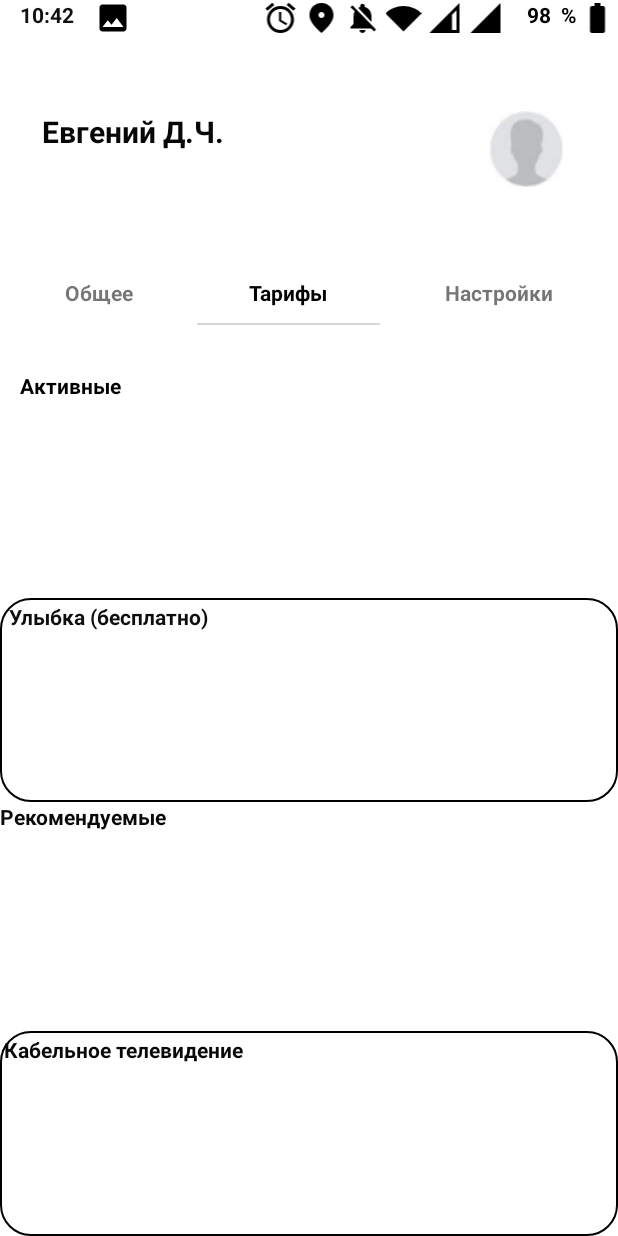
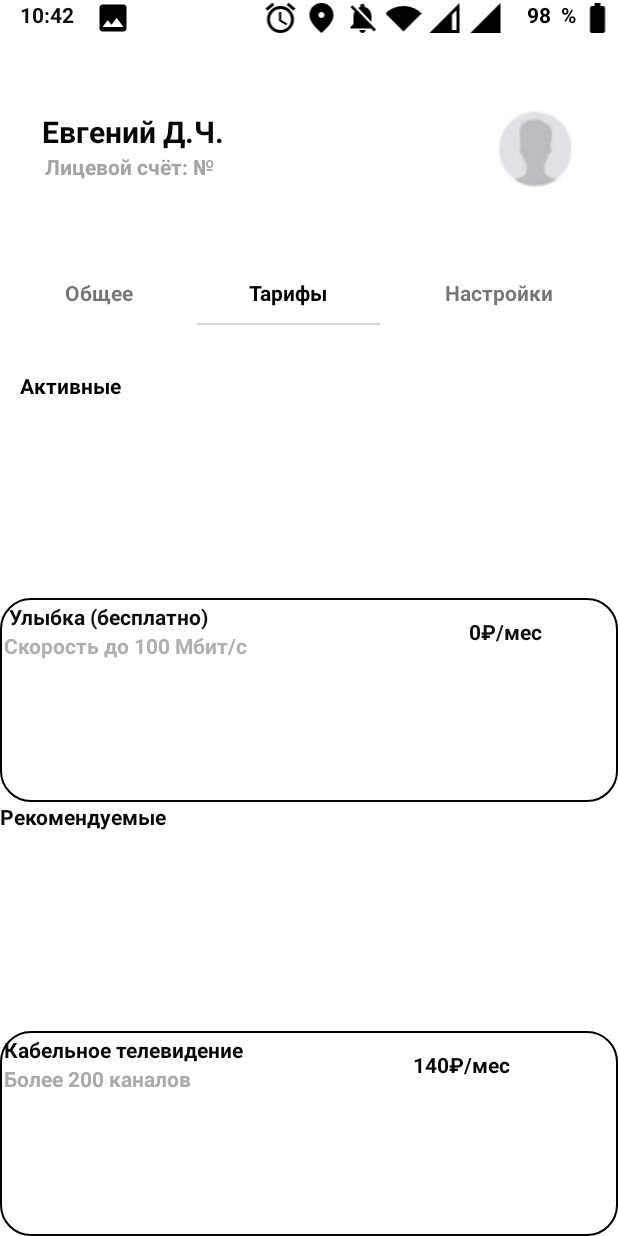
Before and after one commit to mosspanic/l_out, an Android app: the MainActivity2 screen opened directly, with no data from a screen before it, on a phone screen of 412 x 824 dp. Run offline under Robolectric (Android 15) with nearby library versions, the phone set to English and light mode, and no system bars; our stand-ins replace navigation-ui.

Commit message:
gray font

```diff
--- a/app/src/main/java/com/example/l_out/MainActivity.kt
+++ b/app/src/main/java/com/example/l_out/MainActivity.kt
@@ -10,9 +10,7 @@ class MainActivity : AppCompatActivity() {
     override fun onCreate(savedInstanceState: Bundle?) {
         super.onCreate(savedInstanceState)
         setContentView(R.layout.activity_main)
-        val butn = findViewById<Button>(R.id.b2)
-        val value ="hello world"
-        //Thread.sleep(7000)
+        val butn = findViewById<Button>(R.id.floatingActionButton3)
         butn!!.setOnClickListener(View.OnClickListener {
 
             val data = Intent(this ,MainActivity2::class.java)
@@ -22,3 +20,4 @@ class MainActivity : AppCompatActivity() {
     }
 
 }
+//ic_baseline_power_settings_new_24
--- /dev/null
+++ b/app/src/main/res/drawable/killbutint3.xml
@@ -0,0 +1,5 @@
+<vector android:height="24dp" android:tint="#FFFFFF"
+    android:viewportHeight="24" android:viewportWidth="24"
+    android:width="24dp" xmlns:android="http://schemas.android.com/apk/res/android">
+    <path android:fillColor="@android:color/white" android:pathData="M13,3h-2v10h2L13,3zM17.83,5.17l-1.42,1.42C17.99,7.86 19,9.81 19,12c0,3.87 -3.13,7 -7,7s-7,-3.13 -7,-7c0,-2.19 1.01,-4.14 2.58,-5.42L6.17,5.17C4.23,6.82 3,9.26 3,12c0,4.97 4.03,9 9,9s9,-4.03 9,-9c0,-2.74 -1.23,-5.18 -3.17,-6.83z"/>
+</vector>
--- a/app/src/main/res/layout/activity_main2.xml
+++ b/app/src/main/res/layout/activity_main2.xml
@@ -147,19 +147,32 @@
                 android:orientation="horizontal"
                 app:layout_constraintTop_toBottomOf="@id/gor1">
 
+                <LinearLayout
+                    android:layout_width="wrap_content"
+                    android:layout_height="wrap_content"
+                    android:layout_weight="1"
+                    android:orientation="vertical">
                 <TextView
                     android:layout_width="wrap_content"
                     android:layout_height="match_parent"
-                    android:layout_weight="10"
-
-                    android:paddingTop="18dp"
+                    android:layout_weight="1"
+                    android:paddingTop="50dp"
                     android:text="      Евгений Д.Ч."
                     android:textAlignment="textStart"
                     android:textColor="#070707"
                     android:textSize="20sp"
-                    android:paddingVertical="50dp"
                     android:paddingBottom="0dp"
                     android:textStyle="bold" />
+
+                    <TextView
+                        android:layout_width="wrap_content"
+                        android:layout_height="match_parent"
+                        android:layout_weight="1"
+                        android:text="         Лицевой счёт: №"
+                        android:textAlignment="textStart"
+                        android:textColor="#A4A4A4"
+                        android:textStyle="bold" />
+                </LinearLayout>
 
                 <ImageView
                     android:id="@+id/face2"
@@ -168,6 +181,7 @@
                     android:layout_weight="1"
                     android:background="@null"
                     android:keepScreenOn="false"
+                    android:paddingLeft="150dp"
                     android:paddingTop="50dp"
                     android:paddingBottom="60dp"
                     app:layout_constraintEnd_toEndOf="parent"
@@ -243,15 +257,47 @@
                 android:textColor="#000000"
                 android:textStyle="bold" />
 
+    <LinearLayout
+        android:layout_width="match_parent"
+        android:layout_height="wrap_content"
+        android:layout_weight="1"
+        android:orientation="horizontal"
+        android:background="@drawable/rounded_border">
+        <LinearLayout
+            android:layout_width="wrap_content"
+            android:layout_height="wrap_content"
+            android:layout_weight="1"
+            android:orientation="vertical">
             <TextView
-                android:id="@+id/textView9"
-                android:layout_width="match_parent"
+                android:id="@+id/textView91"
+                android:layout_width="wrap_content"
                 android:layout_height="wrap_content"
                 android:layout_weight="1"
-                android:background="@drawable/rounded_border"
                 android:text=" Улыбка (бесплатно)"
                 android:textColor="#0E0E0E"
                 android:textStyle="bold" />
+
+            <TextView
+                android:id="@+id/textView114"
+                android:layout_width="wrap_content"
+                android:layout_height="wrap_content"
+                android:layout_weight="1"
+                android:text="Скорость до 100 Мбит/с"
+                android:textColor="#B0B0B0"
+                android:textStyle="bold" />
+            ></LinearLayout>
+
+        <TextView
+            android:id="@+id/textView92"
+            android:layout_width="wrap_content"
+            android:layout_height="39dp"
+            android:layout_weight="1"
+            android:paddingTop="10dp"
+            android:text=" 0₽/мес"
+            android:textAlignment="center"
+            android:textColor="#0E0E0E"
+            android:textStyle="bold" />
+        ></LinearLayout>
 
             <TextView
                 android:id="@+id/textView10"
@@ -262,16 +308,47 @@
                 android:textColor="#090909"
                 android:textStyle="bold" />
 
-            <TextView
-                android:id="@+id/textView11"
+        <LinearLayout
+            android:layout_width="match_parent"
+            android:layout_height="wrap_content"
+            android:layout_weight="1"
+            android:orientation="horizontal"
+            android:background="@drawable/rounded_border">
+            <LinearLayout
                 android:layout_width="match_parent"
                 android:layout_height="wrap_content"
                 android:layout_weight="1"
-                android:background="@drawable/rounded_border"
-                android:text="Кабельное телевидение"
+                android:orientation="vertical">
+                <TextView
+                    android:id="@+id/textView111"
+                    android:layout_width="match_parent"
+                    android:layout_height="wrap_content"
+                    android:layout_weight="1"
+                    android:text="Кабельное телевидение"
+                    android:textColor="#090909"
+                    android:textStyle="bold" />
+
+                <TextView
+                    android:id="@+id/textView112"
+                    android:layout_width="match_parent"
+                    android:layout_height="wrap_content"
+                    android:layout_weight="1"
+                    android:text="Более 200 каналов"
+                    android:textColor="#ABABAB"
+                    android:textStyle="bold" />
+            </LinearLayout>
+
+            <TextView
+                android:id="@+id/textView113"
+                android:layout_width="match_parent"
+                android:layout_height="match_parent"
+                android:layout_weight="1"
+                android:paddingTop="10dp"
+                android:text="140₽/мес"
+                android:textAlignment="center"
                 android:textColor="#090909"
                 android:textStyle="bold" />
-
+        </LinearLayout>
         </LinearLayout>
 
 </androidx.coordinatorlayout.widget.CoordinatorLayout>
--- a/app/src/main/res/mipmap-anydpi-v26/killbutint2_round.xml
+++ b/app/src/main/res/mipmap-anydpi-v26/killbutint2_round.xml
@@ -2,4 +2,5 @@
 <adaptive-icon xmlns:android="http://schemas.android.com/apk/res/android">
     <background android:drawable="@color/killbutint2_background"/>
     <foreground android:drawable="@drawable/killbutint2_foreground"/>
+
 </adaptive-icon>
```
Also changed, not shown: app/src/main/res/layout/act3.xml (+26 -30 lines), app/src/main/res/layout/activity_main.xml (+10 -11 lines).
